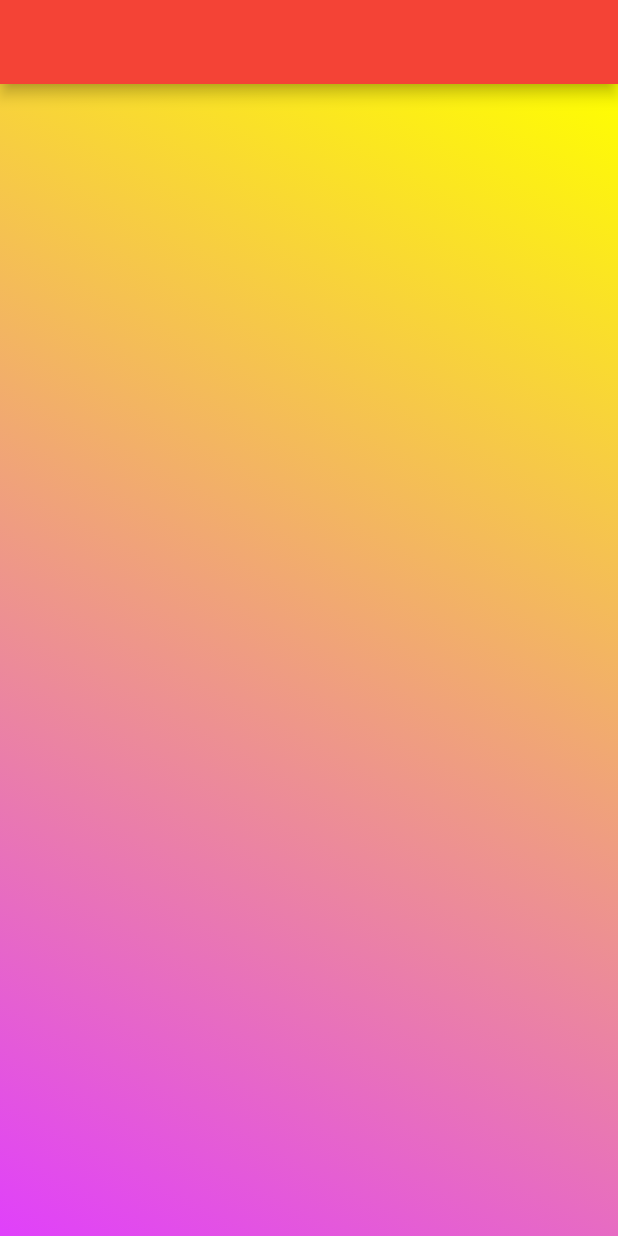
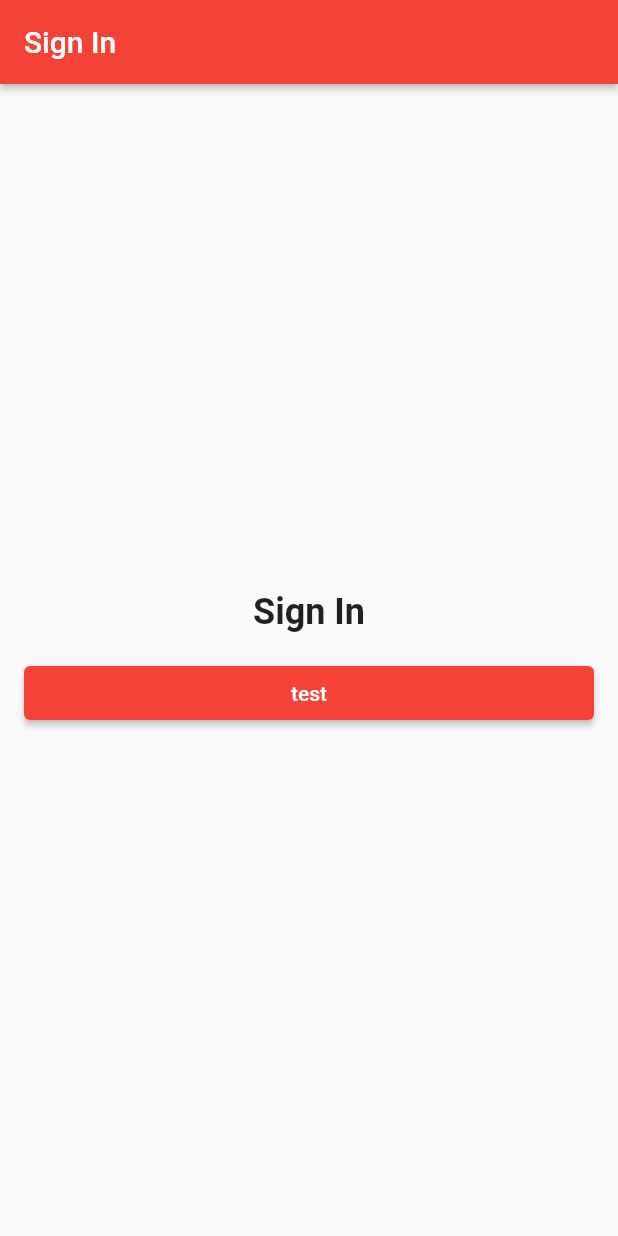
Before and after one commit to ZainErikat2000/flutter_course, a Flutter app: the screen it shows after launch, on a phone screen of 412 x 824 dp. Run offline on Flutter 3.47's test engine with Material 2 defaults, Android fonts, the phone set to English and light mode, and no system bars.

Commit message:
video 98

```diff
--- a/lib/Home.dart
+++ b/lib/Home.dart
@@ -1,26 +1,11 @@
 import 'package:flutter/material.dart';
+import 'package:udemy_course_project/app/sign_in/SignInPage.dart';
 
 class Home extends StatelessWidget {
   const Home({Key? key}) : super(key: key);
 
   @override
   Widget build(BuildContext context) {
-    return Scaffold(
-      appBar: AppBar(),
-      body: Scaffold(
-        body: Container(
-          decoration: const BoxDecoration(
-            gradient: LinearGradient(
-              begin: Alignment.topRight,
-              end: Alignment.bottomLeft,
-              colors: [
-                Colors.yellowAccent,
-                Colors.purpleAccent,
-              ],
-            ),
-          ),
-        ),
-      ),
-    );
+    return SignInPage();
   }
 }
--- /dev/null
+++ b/lib/app/sign_in/SignInPage.dart
@@ -0,0 +1,47 @@
+import 'package:flutter/material.dart';
+
+class SignInPage extends StatelessWidget {
+  const SignInPage({Key? key}) : super(key: key);
+
+  @override
+  Widget build(BuildContext context) {
+    return Scaffold(
+      appBar: AppBar(
+        title: const Text(
+          'Sign In',
+        ),
+        elevation: 2,
+      ),
+      body: _buildSignInColumn(),
+    );
+  }
+
+  Padding _buildSignInColumn() {
+    return Padding(
+      padding: const EdgeInsets.all(16),
+      child: Column(
+        mainAxisAlignment: MainAxisAlignment.center,
+        crossAxisAlignment: CrossAxisAlignment.stretch,
+        children: <Widget>[
+          const Text(
+            'Sign In',
+            style: TextStyle(
+              fontSize: 24,
+              fontWeight: FontWeight.bold,
+            ),
+            textAlign: TextAlign.center,
+          ),
+          const SizedBox(
+            height: 16,
+          ),
+          ElevatedButton(
+            onPressed: () {},
+            child: const Text(
+              'test',
+            ),
+          ),
+        ],
+      ),
+    );
+  }
+}
```
